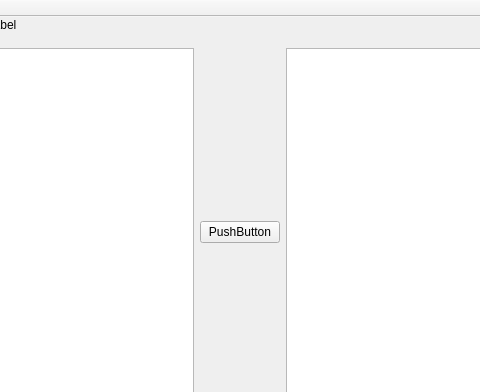
Old version of the form mainwindow.ui in the repository eduardomacetas/compiler; both pictures show x 105 to 585 and y 0 to 392 of the 673 by 478 pixel window.
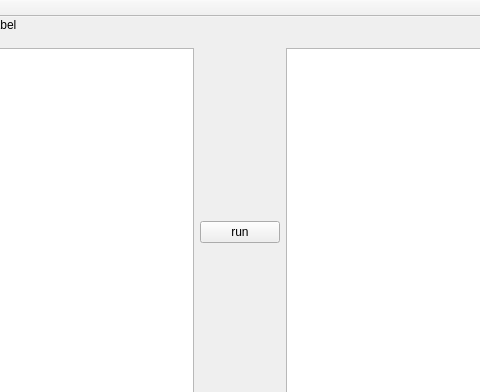
New version of the form.

The edit to the form file:
```diff
--- a/mainwindow.ui
+++ b/mainwindow.ui
@@ -30,7 +30,7 @@
      <item>
       <widget class="QPushButton" name="pushButton">
        <property name="text">
-        <string>PushButton</string>
+        <string>run</string>
        </property>
       </widget>
      </item>
```
Left out of the diff: 2 changed lines with no effect on the pictures.
